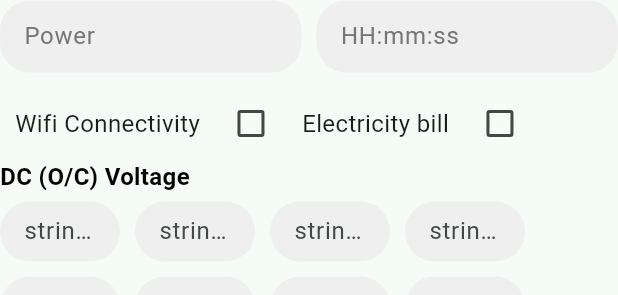
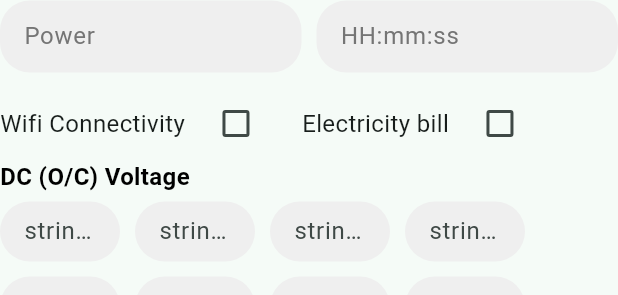
Before and after one commit to shanikaayasmanthi/av_solar_services_mobile, a Flutter app: the AcDcFormWidget widget shown alone on an empty page, opened directly with empty values, on a phone screen of 412 x 824 dp. Shown: the part 151-446 px from the top of the screen. Run offline on Flutter 3.47's test engine with Material 3 defaults, Android fonts, the phone set to English and light mode, and no system bars; our stand-ins replace geolocator, get, get_storage, google_maps_flutter, mask_text_input_formatter, numberpicker; missing offline and left inert: flutter_phone_direct_caller, google_maps_flutter_android, google_maps_flutter_platform_interface; accounts and stored records are empty; network calls fail.

Commit message:
Improve UI responsiveness

```diff
--- a/lib/models/Project.dart
+++ b/lib/models/Project.dart
@@ -26,13 +26,13 @@ class Project{
       type: json['type'],
       noOfPanels: json['no_of_panels'],
       capacity: (json['panel_capacity'] as num).toDouble(),
-      serviceYears: json['service_years_in_agreement']??null,
-      serviceRounds: json['service_rounds_in_agreement']??null,
+      serviceYears: json['service_years_in_agreement'],
+      serviceRounds: json['service_rounds_in_agreement'],
       systemOn: json['system_on'] != null ? DateTime.tryParse(json['system_on']) : null,
       installationDate: json['project_installation_date'] != null
           ? DateTime.tryParse(json['project_installation_date'])
           : null,
-      remarks: json['remarks']??null,
+      remarks: json['remarks'],
     );
   }
 
--- a/lib/views/screens/profile.dart
+++ b/lib/views/screens/profile.dart
@@ -22,7 +22,7 @@ class _ProfileState extends State<Profile> {
             children: [
               Stack(
                 children: [
-                  CircleAvatar(
+                  const CircleAvatar(
                     radius: 90,
                     backgroundImage: AssetImage(
                         'lib/images/profile.jpg'),
--- a/lib/views/screens/service_summery.dart
+++ b/lib/views/screens/service_summery.dart
@@ -44,7 +44,7 @@ class _ServiceSummeryState extends State<ServiceSummery> {
       padding: const EdgeInsets.all(10.0),
       decoration: BoxDecoration(
         color: bgGrey,
-        border: Border.all(color: textGreen, width: 2.0),
+        border: Border.all(color: bgLightGreen, width: 2.0),
         borderRadius: BorderRadius.circular(8.0),
       ),
       child: Column(
--- a/lib/views/widgets/ac_dc_form_widget.dart
+++ b/lib/views/widgets/ac_dc_form_widget.dart
@@ -328,20 +328,22 @@ class _AcDcFormWidgetState extends State<AcDcFormWidget> {
         const SizedBox(
           height: 10,
         ),
-        Row(
-          mainAxisAlignment: MainAxisAlignment.start,
-          crossAxisAlignment: CrossAxisAlignment.start,
+     Wrap(
+  spacing: 20,
+  runSpacing: 0,
+  crossAxisAlignment: WrapCrossAlignment.center,
+
   children: [
     Row(
+      mainAxisSize: MainAxisSize.min,
       children: [
-                const SizedBox(width: 10),
         const Text(
           'Wifi Connectivity',
           style: TextStyle(fontSize: 16),
         ),
         const SizedBox(width: 10),
         Checkbox(
-                  tristate: true, // Example with tristate
+          tristate: true,
           value: wifiConnectivity,
           onChanged: (bool? newValue) {
             setState(() {
@@ -353,15 +355,15 @@ class _AcDcFormWidgetState extends State<AcDcFormWidget> {
       ],
     ),
     Row(
+      mainAxisSize: MainAxisSize.min,
       children: [
-                const SizedBox(width: 10),
         const Text(
           'Electricity bill',
           style: TextStyle(fontSize: 16),
         ),
         const SizedBox(width: 10),
         Checkbox(
-                  tristate: true, // Example with tristate
+          tristate: true,
           value: electricitybill,
           onChanged: (bool? newValue) {
             setState(() {
@@ -374,6 +376,7 @@ class _AcDcFormWidgetState extends State<AcDcFormWidget> {
     ),
   ],
 ),
+
         Column(
           crossAxisAlignment: CrossAxisAlignment.start,
           children: [
```
Also changed, not shown: lib/models/OffGridHybrid.dart (+4 -4 lines), lib/views/layouts/sup_layout.dart (+5 -3 lines), lib/views/widgets/time_picker.dart (+40 -32 lines). Lines whose indentation alone changed are shown as unchanged.
